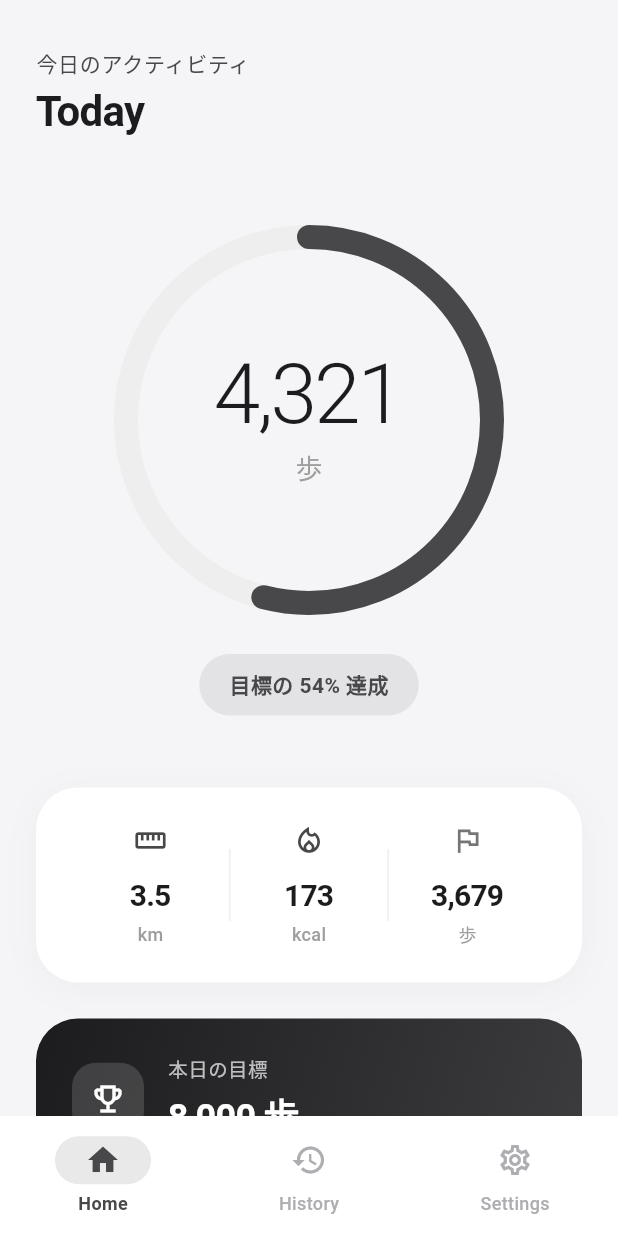
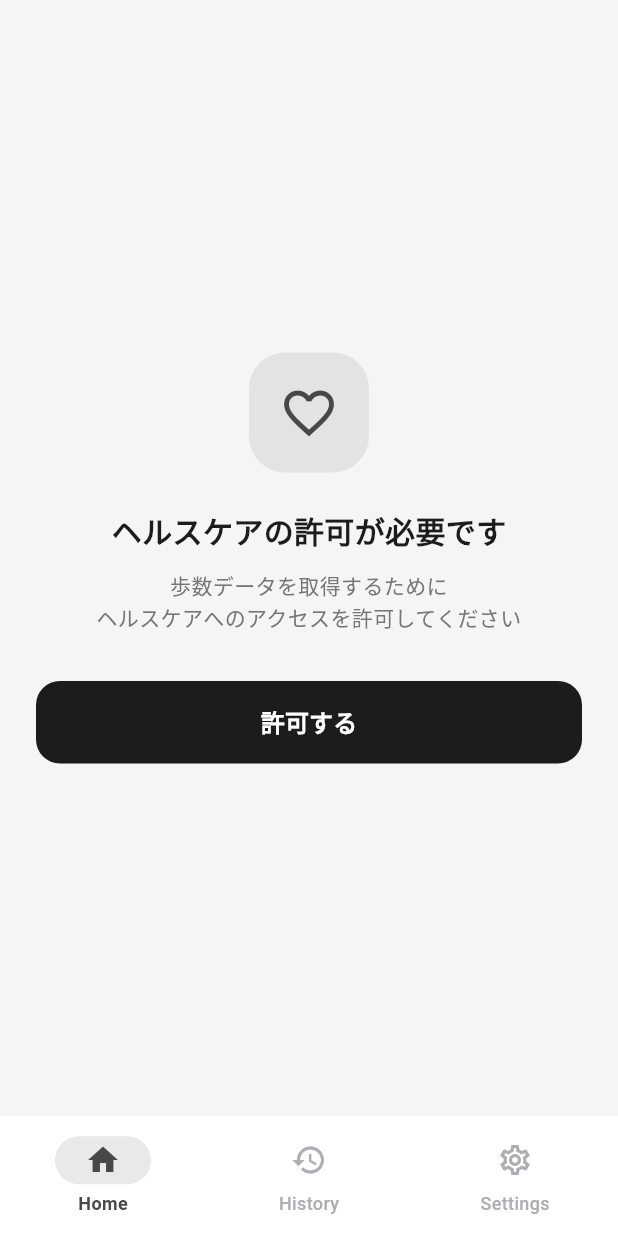
Before and after one commit to haruvv/walker, a Flutter app: the screen it shows after launch, on a phone screen of 412 x 824 dp. Run offline on Flutter 3.47's test engine with Material 3 defaults, Android fonts, the light colour scheme and no system bars; our stand-ins replace shared_preferences; missing offline and left inert: health.

Commit message:
ヘルスケアとの連携機能作成

```diff
--- a/lib/screens/home_screen.dart
+++ b/lib/screens/home_screen.dart
@@ -1,6 +1,7 @@
 import 'dart:math' as math;
 import 'package:flutter/material.dart';
 import '../services/goal_service.dart';
+import '../services/health_service.dart';
 
 class HomeScreen extends StatefulWidget {
   const HomeScreen({super.key});
@@ -10,26 +11,30 @@ class HomeScreen extends StatefulWidget {
 }
 
 class _HomeScreenState extends State<HomeScreen> {
-  // モックデータ（今日の歩数は仮データのまま）
-  static const int todaySteps = 4321;
-
-  // 目標歩数（保存された値を読み込む）
+  // 状態管理
+  HealthStatus _healthStatus = HealthStatus.loading;
+  int _todaySteps = 0;
   int _goalSteps = GoalService.defaultGoal;
 
   // 計算用
-  double get _distance => todaySteps * 0.0008;
-  double get _calories => todaySteps * 0.04;
+  double get _distance => _todaySteps * 0.0008;
+  double get _calories => _todaySteps * 0.04;
 
   @override
   void initState() {
     super.initState();
-    _loadGoalSteps();
+    _initialize();
   }
 
   @override
   void didChangeDependencies() {
     super.didChangeDependencies();
     _loadGoalSteps();
+  }
+
+  Future<void> _initialize() async {
+    await _loadGoalSteps();
+    await _checkAndFetchSteps();
   }
 
   Future<void> _loadGoalSteps() async {
@@ -41,17 +46,171 @@ class _HomeScreenState extends State<HomeScreen> {
     }
   }
 
+  Future<void> _checkAndFetchSteps() async {
+    setState(() {
+      _healthStatus = HealthStatus.loading;
+    });
+
+    // 権限チェック
+    final hasAuth = await HealthService.hasAuthorization();
+
+    if (!hasAuth) {
+      // 権限がない場合はリクエスト
+      final granted = await HealthService.requestAuthorization();
+      if (!granted) {
+        if (mounted) {
+          setState(() {
+            _healthStatus = HealthStatus.notAuthorized;
+          });
+        }
+        return;
+      }
+    }
+
+    // 歩数取得
+    await _fetchSteps();
+  }
+
+  Future<void> _fetchSteps() async {
+    final steps = await HealthService.getTodaySteps();
+    if (mounted) {
+      setState(() {
+        if (steps != null) {
+          _todaySteps = steps;
+          _healthStatus = HealthStatus.authorized;
+        } else {
+          _healthStatus = HealthStatus.error;
+        }
+      });
+    }
+  }
+
+  Future<void> _requestPermission() async {
+    setState(() {
+      _healthStatus = HealthStatus.loading;
+    });
+
+    final granted = await HealthService.requestAuthorization();
+    if (granted) {
+      await _fetchSteps();
+    } else {
+      if (mounted) {
+        setState(() {
+          _healthStatus = HealthStatus.notAuthorized;
+        });
+      }
+    }
+  }
+
   @override
   Widget build(BuildContext context) {
     final theme = Theme.of(context);
     final colorScheme = theme.colorScheme;
-    final remainingSteps = _goalSteps - todaySteps;
-    final progress = todaySteps / _goalSteps;
 
     return Scaffold(
       backgroundColor: theme.scaffoldBackgroundColor,
       body: SafeArea(
+        child: _healthStatus == HealthStatus.loading
+            ? _buildLoading(theme)
+            : _healthStatus == HealthStatus.notAuthorized
+                ? _buildPermissionRequest(theme, colorScheme)
+                : _buildContent(theme, colorScheme),
+      ),
+    );
+  }
+
+  Widget _buildLoading(ThemeData theme) {
+    return Center(
+      child: Column(
+        mainAxisSize: MainAxisSize.min,
+        children: [
+          const CircularProgressIndicator(),
+          const SizedBox(height: 16),
+          Text(
+            '歩数を取得中...',
+            style: TextStyle(
+              fontSize: 14,
+              color: Colors.grey[600],
+            ),
+          ),
+        ],
+      ),
+    );
+  }
+
+  Widget _buildPermissionRequest(ThemeData theme, ColorScheme colorScheme) {
+    return Padding(
+      padding: const EdgeInsets.all(24),
+      child: Column(
+        mainAxisAlignment: MainAxisAlignment.center,
+        children: [
+          Container(
+            width: 80,
+            height: 80,
+            decoration: BoxDecoration(
+              color: colorScheme.secondary.withOpacity(0.1),
+              borderRadius: BorderRadius.circular(24),
+            ),
+            child: Icon(
+              Icons.favorite_border,
+              size: 40,
+              color: colorScheme.secondary,
+            ),
+          ),
+          const SizedBox(height: 24),
+          const Text(
+            'ヘルスケアの許可が必要です',
+            style: TextStyle(
+              fontSize: 20,
+              fontWeight: FontWeight.w600,
+            ),
+          ),
+          const SizedBox(height: 12),
+          Text(
+            '歩数データを取得するために\nヘルスケアへのアクセスを許可してください',
+            textAlign: TextAlign.center,
+            style: TextStyle(
+              fontSize: 14,
+              color: Colors.grey[600],
+              height: 1.5,
+            ),
+          ),
+          const SizedBox(height: 32),
+          SizedBox(
+            width: double.infinity,
+            child: ElevatedButton(
+              onPressed: _requestPermission,
+              style: ElevatedButton.styleFrom(
+                backgroundColor: colorScheme.primary,
+                foregroundColor: Colors.white,
+                padding: const EdgeInsets.symmetric(vertical: 16),
+                shape: RoundedRectangleBorder(
+                  borderRadius: BorderRadius.circular(16),
+                ),
+                elevation: 0,
+              ),
+              child: const Text(
+                '許可する',
+                style: TextStyle(
+                  fontSize: 16,
+                  fontWeight: FontWeight.w600,
+                ),
+              ),
+            ),
+          ),
+        ],
+      ),
+    );
+  }
+
+  Widget _buildContent(ThemeData theme, ColorScheme colorScheme) {
+    final remainingSteps = _goalSteps - _todaySteps;
+    final progress = _todaySteps / _goalSteps;
+
+    return RefreshIndicator(
+      onRefresh: _fetchSteps,
       child: SingleChildScrollView(
+        physics: const AlwaysScrollableScrollPhysics(),
         padding: const EdgeInsets.symmetric(horizontal: 24, vertical: 32),
         child: Column(
           crossAxisAlignment: CrossAxisAlignment.start,
@@ -123,7 +282,7 @@ class _HomeScreenState extends State<HomeScreen> {
                       mainAxisSize: MainAxisSize.min,
                       children: [
                         Text(
-                            _formatNumber(todaySteps),
+                          _formatNumber(_todaySteps),
                           style: const TextStyle(
                             fontSize: 56,
                             fontWeight: FontWeight.w300,
@@ -290,7 +449,6 @@ class _HomeScreenState extends State<HomeScreen> {
           ],
         ),
       ),
-      ),
     );
   }
 
--- /dev/null
+++ b/lib/services/health_service.dart
@@ -0,0 +1,93 @@
+import 'package:health/health.dart';
+
+enum HealthStatus {
+  loading,
+  authorized,
+  notAuthorized,
+  error,
+}
+
+class HealthService {
+  static final Health _health = Health();
+  static final List<HealthDataType> _types = [HealthDataType.STEPS];
+
+  /// 権限をリクエストして結果を返す
+  static Future<bool> requestAuthorization() async {
+    try {
+      // HealthKitの設定
+      await _health.configure();
+
+      // 権限リクエスト
+      final granted = await _health.requestAuthorization(
+        _types,
+        permissions: [HealthDataAccess.READ],
+      );
+      return granted;
+    } catch (e) {
+      return false;
+    }
+  }
+
+  /// 権限があるかチェック
+  static Future<bool> hasAuthorization() async {
+    try {
+      await _health.configure();
+      final status = await _health.hasPermissions(
+        _types,
+        permissions: [HealthDataAccess.READ],
+      );
+      return status ?? false;
+    } catch (e) {
+      return false;
+    }
+  }
+
+  /// 今日の歩数を取得
+  static Future<int?> getTodaySteps() async {
+    try {
+      final now = DateTime.now();
+      final midnight = DateTime(now.year, now.month, now.day);
+
+      // 歩数データを取得
+      final steps = await _health.getTotalStepsInInterval(midnight, now);
+      return steps;
+    } catch (e) {
+      return null;
+    }
+  }
+
+  /// 過去7日分の歩数を取得
+  static Future<List<DailySteps>> getWeeklySteps() async {
+    try {
+      final now = DateTime.now();
+      final List<DailySteps> result = [];
+
+      for (int i = 6; i >= 0; i--) {
+        final date = DateTime(now.year, now.month, now.day - i);
+        final endOfDay = DateTime(date.year, date.month, date.day, 23, 59, 59);
+
+        final steps = await _health.getTotalStepsInInterval(date, endOfDay);
+        result.add(DailySteps(date: date, steps: steps ?? 0));
+      }
+
+      return result;
+    } catch (e) {
+      return [];
+    }
+  }
+}
+
+/// 日ごとの歩数データ
+class DailySteps {
+  final DateTime date;
+  final int steps;
+
+  DailySteps({required this.date, required this.steps});
+
+  String get dayOfWeek {
+    const days = ['月', '火', '水', '木', '金', '土', '日'];
+    return days[date.weekday - 1];
+  }
+
+  String get dateString => date.day.toString();
+}
--- a/pubspec.yaml
+++ b/pubspec.yaml
@@ -35,6 +35,7 @@ dependencies:
   # Use with the CupertinoIcons class for iOS style icons.
   cupertino_icons: ^1.0.8
   shared_preferences: ^2.2.2
+  health: ^10.2.0
 
 dev_dependencies:
   flutter_test:
```
Also changed, not shown: lib/screens/history_screen.dart (+103 -29 lines), pubspec.lock, 3 other files. Lines whose indentation alone changed are shown as unchanged.
